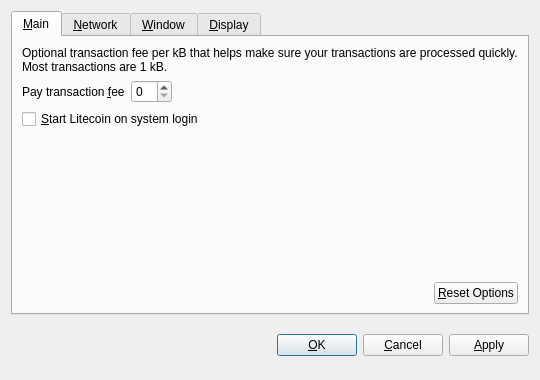
Cannacoin-Project/Cannacoin, file src/qt/forms/optionsdialog.ui: the form before one commit.
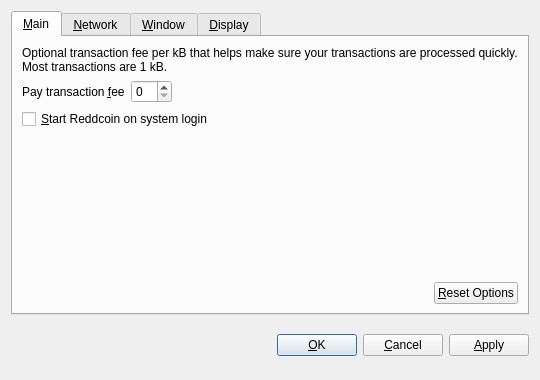
The form after the commit. Custom widgets are drawn as their Qt base class.

The edit to the form file:
```diff
--- a/src/qt/forms/optionsdialog.ui
+++ b/src/qt/forms/optionsdialog.ui
@@ -82,7 +82,7 @@
           <string>Automatically start Litecoin after logging in to the system.</string>
          </property>
          <property name="text">
-          <string>&amp;Start Litecoin on system login</string>
+          <string>&amp;Start Reddcoin on system login</string>
          </property>
         </widget>
        </item>
```
Left out of the diff: 10 changed lines with no effect on the pictures.
